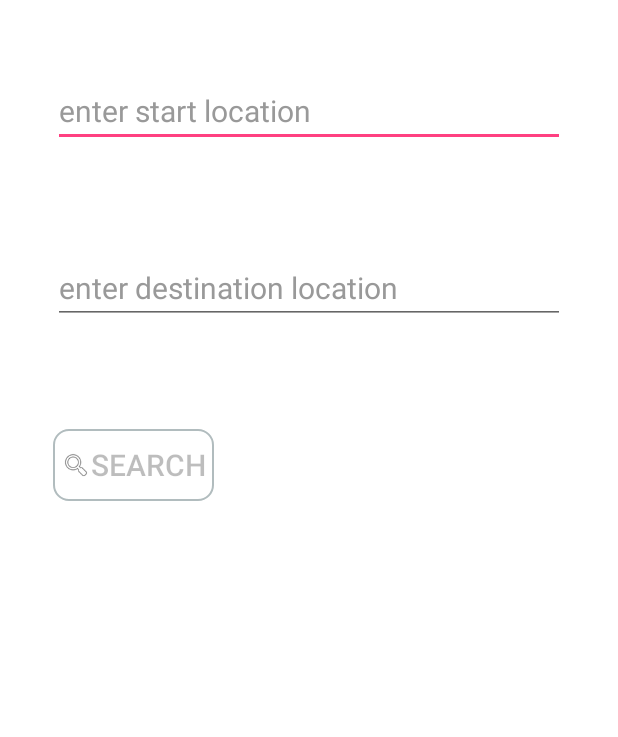
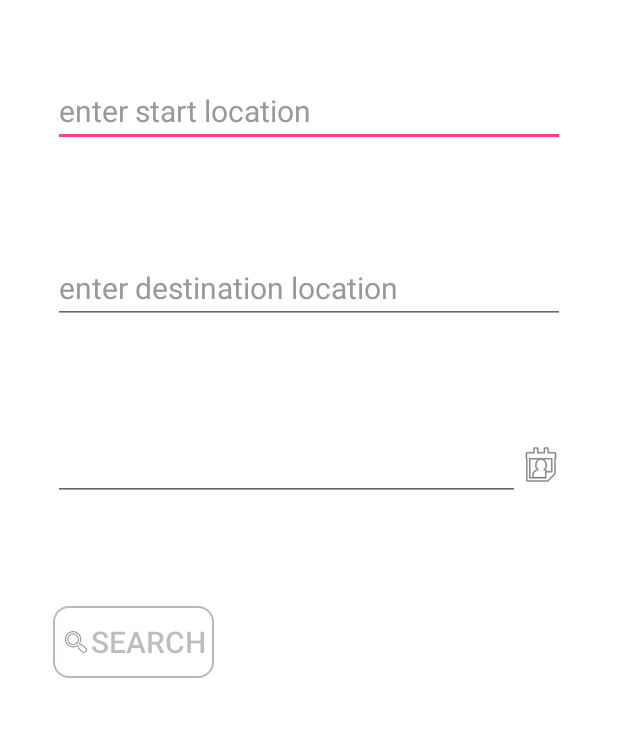
Before and after one commit to morder/GoEuro, an Android app: the screen it shows after launch (MainActivity), on a phone screen of 412 x 824 dp, the part 124-861 px from its top. Run offline under Robolectric (Android 15) with nearby library versions, the phone set to English and light mode, and no system bars; libraries missing offline, so code that uses them is left out: com.jakewharton.rxbinding, rx.functions, rx.subjects; 3 statements that could not run were skipped.

Commit message:
add calendar picker

```diff
--- a/app/src/main/java/com/test/yanis/goeuro/MainActivity.java
+++ b/app/src/main/java/com/test/yanis/goeuro/MainActivity.java
@@ -1,7 +1,10 @@
 package com.test.yanis.goeuro;
 
 import android.Manifest;
+import android.app.DatePickerDialog;
+import android.content.DialogInterface;
 import android.content.pm.PackageManager;
+import android.graphics.Paint;
 import android.location.Location;
 import android.support.annotation.NonNull;
 import android.support.v4.app.ActivityCompat;
@@ -12,16 +15,24 @@ import android.view.View;
 import android.view.inputmethod.EditorInfo;
 import android.widget.AutoCompleteTextView;
 import android.widget.Button;
+import android.widget.DatePicker;
+import android.widget.EditText;
 import android.widget.TextView;
 import android.widget.Toast;
 
+import com.jakewharton.rxbinding.view.RxView;
 import com.jakewharton.rxbinding.widget.RxTextView;
 import com.jakewharton.rxbinding.widget.TextViewTextChangeEvent;
+
+import java.text.SimpleDateFormat;
+import java.util.Calendar;
+import java.util.Locale;
 
 import rx.Observable;
 import rx.Subscription;
 import rx.functions.Action1;
 import rx.functions.Func2;
+import rx.functions.Func3;
 
 public class MainActivity extends AppCompatActivity {
 
@@ -35,7 +46,11 @@ public class MainActivity extends AppCompatActivity {
     private MyAutoAdapter mToAdapter;
     private AutoCompleteTextView from;
     private AutoCompleteTextView to;
+    private View mCalendarFrame;
+    private TextView mDateView;
     private Button search;
+
+    private Calendar mCalendar = Calendar.getInstance();
 
     @Override
     protected void onCreate(Bundle savedInstanceState) {
@@ -56,6 +71,8 @@ public class MainActivity extends AppCompatActivity {
         from = (AutoCompleteTextView) findViewById(R.id.from);
         to = (AutoCompleteTextView) findViewById(R.id.to);
         search = (Button) findViewById(R.id.search);
+        mCalendarFrame = findViewById(R.id.calendar);
+        mDateView = (TextView) findViewById(R.id.date);
 
         from.setAdapter(mFromAdapter);
         to.setAdapter(mToAdapter);
@@ -69,6 +86,50 @@ public class MainActivity extends AppCompatActivity {
                 return false;
             }
         });
+
+
+
+        Observable.merge(RxView.clicks(mCalendarFrame), RxView.clicks(mDateView))
+                .subscribe(new Action1<Void>() {
+
+                    private boolean mOk = false;
+
+                    final DatePickerDialog.OnDateSetListener datePicker = new DatePickerDialog.OnDateSetListener() {
+                        @Override
+                        public void onDateSet(DatePicker view, int year, int monthOfYear, int dayOfMonth) {
+                            if (mOk) {
+                                mCalendar.set(Calendar.YEAR, year);
+                                mCalendar.set(Calendar.MONTH, monthOfYear);
+                                mCalendar.set(Calendar.DAY_OF_MONTH, dayOfMonth);
+
+                                String myFormat = "MM.dd.yyyy";
+                                SimpleDateFormat sdf = new SimpleDateFormat(myFormat, Locale.getDefault());
+                                mDateView.setText(sdf.format(mCalendar.getTime()));
+                                mOk = false;
+                            }
+                        }
+                    };
+
+                    DialogInterface.OnClickListener listener = new DialogInterface.OnClickListener() {
+                        @Override
+                        public void onClick(DialogInterface dialog, int which) {
+                            if (which == DialogInterface.BUTTON_POSITIVE){
+                                mOk = true;
+                            }
+                        }
+                    };
+
+                    @Override
+                    public void call(Void aVoid) {
+                        DatePickerDialog picker = new DatePickerDialog(MainActivity.this, datePicker,
+                                mCalendar.get(Calendar.YEAR),
+                                mCalendar.get(Calendar.MONTH),
+                                mCalendar.get(Calendar.DAY_OF_MONTH));
+                        picker.setButton(DialogInterface.BUTTON_POSITIVE, "OK", listener);
+                        picker.setButton(DialogInterface.BUTTON_NEGATIVE, "CANCEL", listener);
+                        picker.show();
+                    }
+                });
 
         search.setOnClickListener(new View.OnClickListener() {
             @Override
@@ -102,11 +163,12 @@ public class MainActivity extends AppCompatActivity {
         });
 
         mSubscription2 = Observable.combineLatest(
+                RxTextView.textChangeEvents(mDateView),
                 RxTextView.textChangeEvents(from),
-                RxTextView.textChangeEvents(to), new Func2<TextViewTextChangeEvent, TextViewTextChangeEvent, Boolean>() {
+                RxTextView.textChangeEvents(to), new Func3<TextViewTextChangeEvent, TextViewTextChangeEvent, TextViewTextChangeEvent, Boolean>() {
                     @Override
-                    public Boolean call(TextViewTextChangeEvent from, TextViewTextChangeEvent to) {
-                        return from.text().length() > 0 && to.text().length() > 0;
+                    public Boolean call(TextViewTextChangeEvent date, TextViewTextChangeEvent from, TextViewTextChangeEvent to) {
+                        return from.text().length() > 0 && to.text().length() > 0 && date.text().length() > 0;
                     }
                 })
                 .subscribe(new Action1<Boolean>() {
--- a/app/src/main/res/layout/activity_main.xml
+++ b/app/src/main/res/layout/activity_main.xml
@@ -47,6 +47,36 @@
             style="@style/AutoCompleteText"
             />
 
+        <FrameLayout
+            android:id="@+id/calendar"
+            android:layout_width="match_parent"
+            android:layout_height="wrap_content"
+            android:layout_marginTop="70dp"
+            >
+
+            <TextView
+                android:id="@+id/date"
+                android:layout_width="match_parent"
+                android:layout_height="match_parent"
+                android:layout_marginEnd="30dp"
+                android:textSize="20sp"
+                android:textColor="#555555"
+                android:layout_gravity="center_vertical"
+                android:focusable="false"
+                android:clickable="false"
+                android:background="?attr/editTextBackground"
+                android:textAppearance="?android:attr/textAppearanceMediumInverse"
+                />
+
+            <ImageView
+                android:layout_width="wrap_content"
+                android:layout_height="wrap_content"
+                android:src="@android:drawable/ic_menu_my_calendar"
+                android:layout_gravity="center_vertical|end"
+                android:contentDescription="@string/calendar" />
+
+        </FrameLayout>
+
         <Button
             android:id="@+id/search"
             android:layout_width="wrap_content"
--- a/app/src/main/res/values/strings.xml
+++ b/app/src/main/res/values/strings.xml
@@ -4,4 +4,5 @@
     <string name="enter_start_location">enter start location</string>
     <string name="enter_destination_location">enter destination location</string>
     <string name="search">search</string>
+    <string name="calendar">calendar</string>
 </resources>
```
